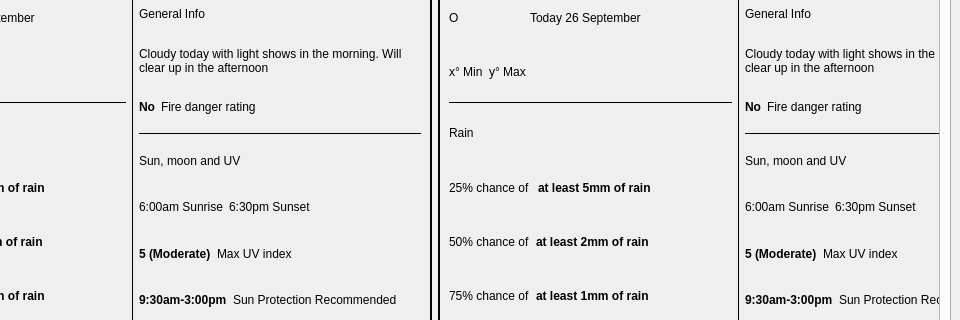
Old version of the form main.ui in the repository GamerTechUni/gavins-weather-app; both pictures show x 198 to 1158 and y 95 to 415 of the 1158 by 881 pixel window.
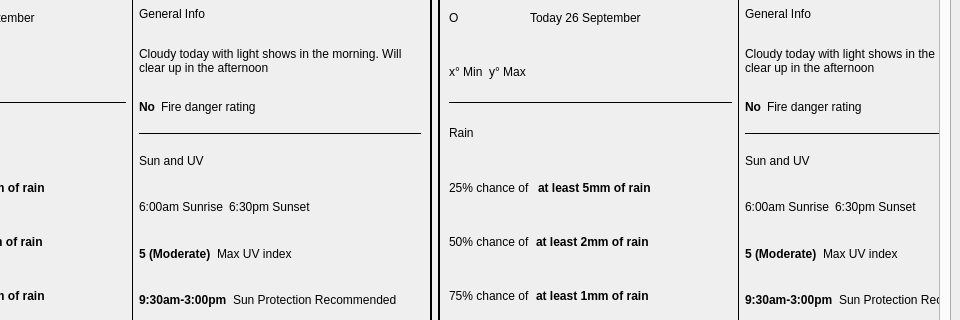
New version of the form. The open tabs and pages were chosen to show the change. Icons and pictures are not drawn. Custom widgets are drawn as their Qt base class.

Diff of the .ui file:
```diff
--- a/main.ui
+++ b/main.ui
@@ -1498,7 +1498,7 @@
           <widget class="QWidget" name="scrollAreaWidgetContents">
            <property name="geometry">
             <rect>
-             <x>0</x>
+             <x>-2518</x>
              <y>0</y>
              <width>3642</width>
              <height>358</height>
@@ -1872,7 +1872,7 @@
                     </font>
                    </property>
                    <property name="text">
-                    <string>Sun, moon and UV</string>
+                    <string>Sun and UV</string>
                    </property>
                   </widget>
                  </item>
@@ -2344,7 +2344,7 @@
                     </font>
                    </property>
                    <property name="text">
-                    <string>Sun, moon and UV</string>
+                    <string>Sun and UV</string>
                    </property>
                   </widget>
                  </item>
```
Left out of the diff: 10 changed lines with no effect on the pictures.
